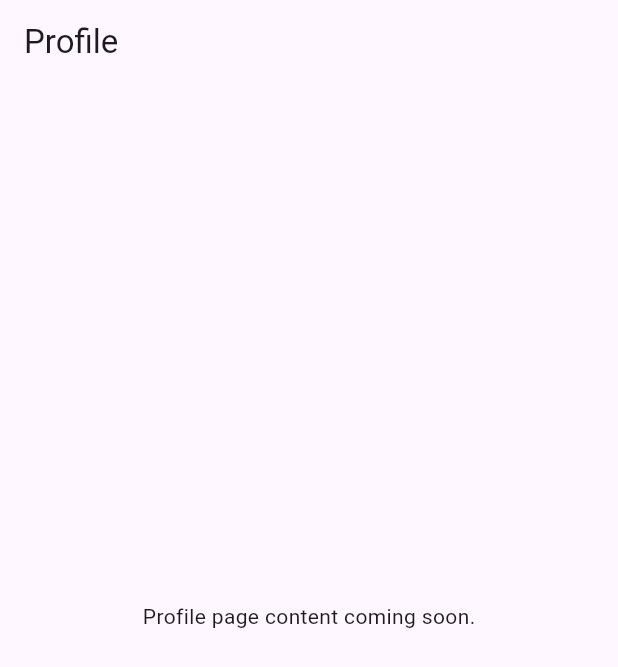
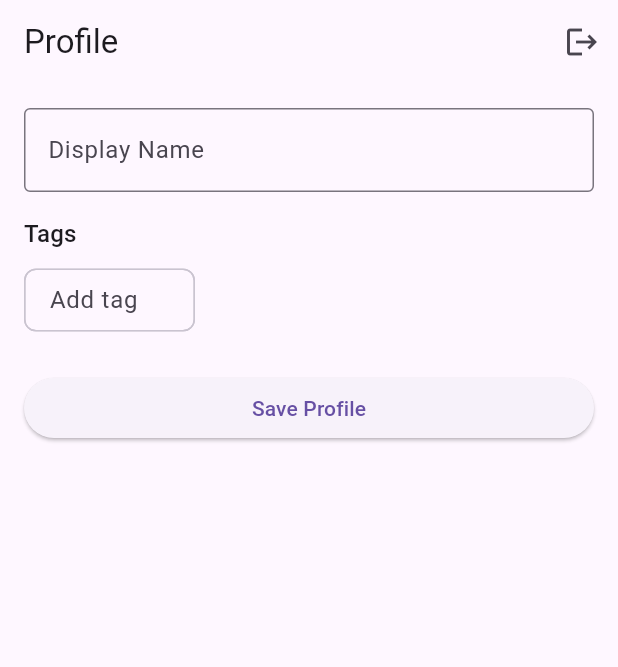
Before and after one commit to playviva/dc-app, a Flutter app: the screen it shows once a user with an empty profile is signed in, item 4 of the bottom bar chosen, on a phone screen of 412 x 824 dp. Shown: the top 667 px of the screen. Run offline on Flutter 3.47's test engine with Material 3 defaults, Android fonts, the phone set to English and light mode, and no system bars; our stand-ins replace cloud_firestore, firebase_auth, firebase_core; accounts and stored records are empty.

Commit message:
Update profile_screen.dart

```diff
--- a/lib/screens/profile_screen.dart
+++ b/lib/screens/profile_screen.dart
@@ -1,16 +1,141 @@
 import 'package:flutter/material.dart';
+import 'package:cloud_firestore/cloud_firestore.dart';
+import 'package:firebase_auth/firebase_auth.dart';
 
-class ProfileScreen extends StatelessWidget {
+/// ProfileScreen displays and allows editing of the current user's profile.
+class ProfileScreen extends StatefulWidget {
   const ProfileScreen({Key? key}) : super(key: key);
 
   @override
+  State<ProfileScreen> createState() => _ProfileScreenState();
+}
+
+class _ProfileScreenState extends State<ProfileScreen> {
+  final TextEditingController _nameController = TextEditingController();
+  final TextEditingController _tagController = TextEditingController();
+
+  @override
   Widget build(BuildContext context) {
+    final currentUser = FirebaseAuth.instance.currentUser;
+    if (currentUser == null) {
+      // Not logged in
+      return const Scaffold(
+        body: Center(child: Text('Please log in to view your profile')),
+      );
+    }
     return Scaffold(
       appBar: AppBar(
         title: const Text('Profile'),
+        actions: [
+          IconButton(
+            icon: const Icon(Icons.logout),
+            tooltip: 'Sign out',
+            onPressed: () async {
+              await FirebaseAuth.instance.signOut();
+            },
+          ),
+        ],
       ),
-      body: const Center(
-        child: Text('Profile page content coming soon.'),
+      body: StreamBuilder<DocumentSnapshot>(
+        stream: FirebaseFirestore.instance
+            .collection('users')
+            .doc(currentUser.uid)
+            .snapshots(),
+        builder: (context, snapshot) {
+          if (snapshot.connectionState == ConnectionState.waiting) {
+            return const Center(child: CircularProgressIndicator());
+          }
+          final data = snapshot.data?.data() as Map<String, dynamic>? ?? {};
+          // Initialize text controller with current name.
+          final displayName = data['displayName'] ?? '';
+          final tags = List<String>.from(data['tags'] ?? []);
+          _nameController.text = displayName;
+          return Padding(
+            padding: const EdgeInsets.all(16),
+            child: ListView(
+              children: [
+                TextField(
+                  controller: _nameController,
+                  decoration: const InputDecoration(
+                    labelText: 'Display Name',
+                    border: OutlineInputBorder(),
+                  ),
+                ),
+                const SizedBox(height: 16),
+                Text(
+                  'Tags',
+                  style: Theme.of(context).textTheme.subtitle1,
+                ),
+                const SizedBox(height: 8),
+                Wrap(
+                  spacing: 8,
+                  runSpacing: 4,
+                  children: [
+                    for (final tag in tags)
+                      Chip(
+                        label: Text(tag),
+                        deleteIcon: const Icon(Icons.close),
+                        onDeleted: () async {
+                          final updatedTags = [...tags]..remove(tag);
+                          await FirebaseFirestore.instance
+                              .collection('users')
+                              .doc(currentUser.uid)
+                              .update({'tags': updatedTags});
+                        },
+                      ),
+                    InputChip(
+                      label: SizedBox(
+                        width: 80,
+                        child: TextField(
+                          controller: _tagController,
+                          decoration: const InputDecoration.collapsed(
+                            hintText: 'Add tag',
+                          ),
+                          onSubmitted: (value) async {
+                            final trimmed = value.trim();
+                            if (trimmed.isNotEmpty && !tags.contains(trimmed)) {
+                              final updatedTags = [...tags, trimmed];
+                              await FirebaseFirestore.instance
+                                  .collection('users')
+                                  .doc(currentUser.uid)
+                                  .set({
+                                'tags': updatedTags,
+                              }, SetOptions(merge: true));
+                            }
+                            _tagController.clear();
+                          },
+                        ),
+                      ),
+                      onPressed: () {},
+                    ),
+                  ],
+                ),
+                const SizedBox(height: 24),
+                ElevatedButton(
+                  onPressed: () async {
+                    final name = _nameController.text.trim();
+                    await FirebaseFirestore.instance
+                        .collection('users')
+                        .doc(currentUser.uid)
+                        .set({
+                      'displayName': name,
+                    }, SetOptions(merge: true));
+                    if (tags.isEmpty) {
+                      await FirebaseFirestore.instance
+                          .collection('users')
+                          .doc(currentUser.uid)
+                          .set({'tags': tags}, SetOptions(merge: true));
+                    }
+                    ScaffoldMessenger.of(context).showSnackBar(
+                      const SnackBar(content: Text('Profile updated')),
+                    );
+                  },
+                  child: const Text('Save Profile'),
+                ),
+              ],
+            ),
+          );
+        },
       ),
     );
   }
```
